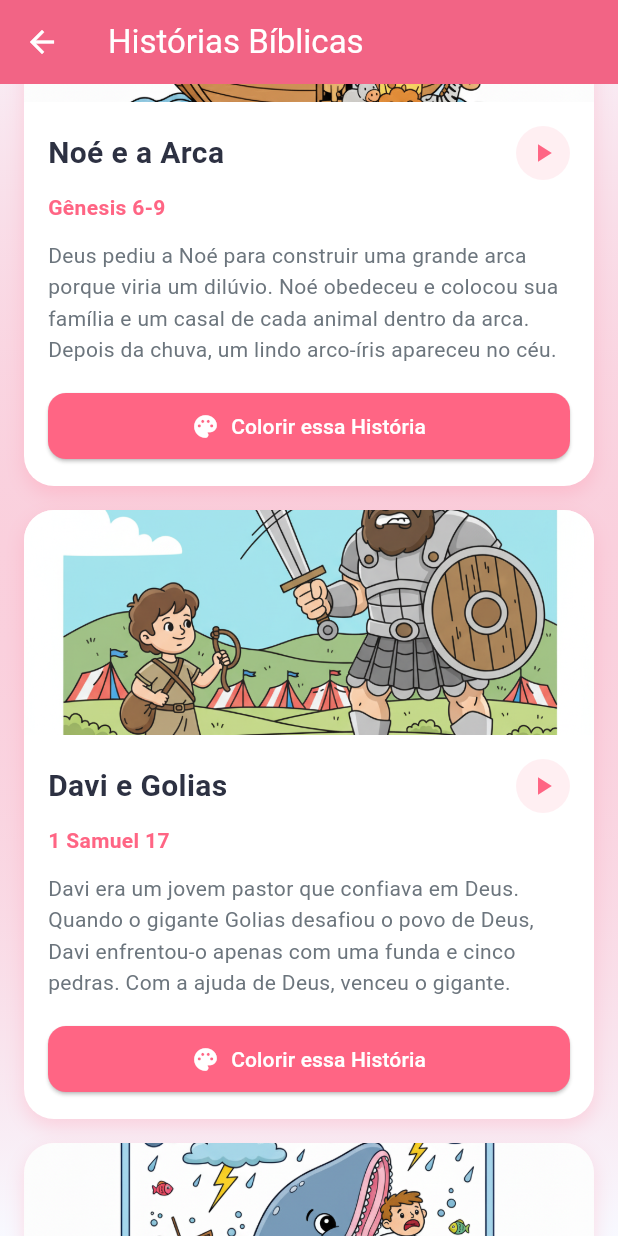
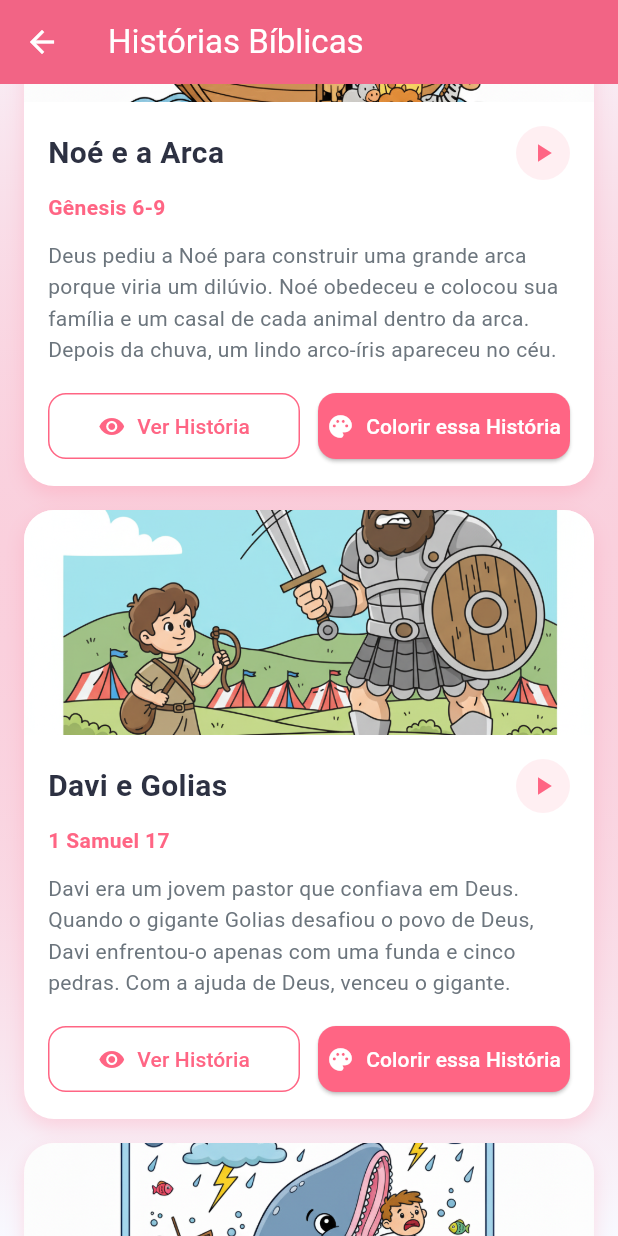
Before and after one commit to caio-si/Colorindo_Com_Deus-, a Flutter app: the StoriesScreen screen opened directly, scrolled down 576 dp, on a phone screen of 412 x 824 dp. Run offline on Flutter 3.47's test engine with Material 3 defaults, Android fonts, the phone set to English and light mode, and no system bars; our stand-ins replace audioplayers, hive, hive_flutter; missing offline and left inert: flutter_image_pixels; accounts and stored records are empty; Roboto replaces fonts that are missing (ComicNeue).

Commit message:
Adiciona novos botões de ação na tela de histórias para visualizar detalhes da história e colorir. Atualiza mapeamento de imagens com novos nomes para melhor clareza e consistência.

```diff
--- a/lib/screens/stories_screen.dart
+++ b/lib/screens/stories_screen.dart
@@ -9,6 +9,7 @@ import '../models/historia.dart';
 import '../providers/settings_provider.dart';
 import '../services/audio_service.dart';
 import 'coloring_screen.dart';
+import 'story_detail_screen.dart';
 
 class StoriesScreen extends StatelessWidget {
   const StoriesScreen({super.key});
@@ -225,9 +226,35 @@ class _StoryCardState extends State<_StoryCard> {
 
                 const SizedBox(height: 16),
 
-                // Botão colorir
-                SizedBox(
-                  width: double.infinity,
+                // Botões de ação
+                Row(
+                  children: [
+                    Expanded(
+                      child: OutlinedButton.icon(
+                        onPressed: () {
+                          Navigator.push(
+                            context,
+                            MaterialPageRoute(
+                              builder: (_) => StoryDetailScreen(historia: widget.historia),
+                            ),
+                          );
+                        },
+                        icon: const Icon(Icons.visibility),
+                        label: const Text('Ver História'),
+                        style: OutlinedButton.styleFrom(
+                          foregroundColor: AppColors.secondary,
+                          side: BorderSide(color: AppColors.secondary),
+                          padding: const EdgeInsets.symmetric(vertical: 12),
+                          shape: RoundedRectangleBorder(
+                            borderRadius: BorderRadius.circular(12),
+                          ),
+                        ),
+                      ),
+                    ),
+
+                    const SizedBox(width: 12),
+
+                    Expanded(
                       child: ElevatedButton.icon(
                         onPressed: () {
                           final desenho = DesenhosData.obterDesenhoPorId(
@@ -256,6 +283,8 @@ class _StoryCardState extends State<_StoryCard> {
                     ),
                   ],
                 ),
+              ],
+            ),
           ),
         ],
       ),
--- a/lib/utils/image_mapping.dart
+++ b/lib/utils/image_mapping.dart
@@ -4,14 +4,14 @@ class ImageMapping {
   static const Map<String, String> _drawingImages = {
     '1': 'A criação.png',
     '2': 'Arca de Noé.png',
-    '3': 'A última Ceia.png', // Para Davi e Golias (usando o que temos)
+    '3': 'Davi e Golias.png', // Para Davi e Golias (usando o que temos)
     '4': 'Jonas e o peixe.png',
     '5': 'Daniel na Cova 1.png',
     '6': 'O nascimento de Jesus.png',
     '7': 'Jesus acalma a tempestade.png',
-    '8': 'Os 10 mandamentos de Deus.png', // Para multiplicação dos pães
-    '9': 'Torre de Babel.png', // Para bom samaritano
-    '10': 'A última Ceia.png', // Para Zaqueu (usando o que temos)
+    '8': 'Multiplicador de pães.png', // Para multiplicação dos pães
+    '9': 'O Bom Samaritano.png', // Para bom samaritano
+    '10': 'Zaqueu na Arvore.png', // Para Zaqueu (usando o que temos)
   };
 
   // Mapeamento para imagens das histórias (ilustrações)
@@ -23,9 +23,9 @@ class ImageMapping {
     '5': 'Daniel na Cova colorido.png',
     '6': 'O Nascimento de Jesus colorido.png',
     '7': 'Jesus acalma a tempestade colorido.png',
-    '8': 'A última Ceia colorido.png',
-    '9': 'Os dez mandamentos colorido.png',
-    '10': 'A Torre de Babel colorida.png',
+    '8': 'Multiplicador de pães colorido.png',
+    '9': 'O Bom Samaritano colorido.png',
+    '10': 'Zaqueu na Arvore colorido.png',
   };
 
   /// Retorna o caminho da imagem do desenho para uma história
```
Also changed, not shown: lib/screens/story_detail_screen.dart (added, +280 -0 lines), assets/images/drawings/Davi e Golias.png (added), assets/images/drawings/Multiplicador de pães.png (added), assets/images/drawings/O Bom Samaritano.png (added), assets/images/drawings/Zaqueu na Arvore.png (added), assets/images/stories/Multiplicador de pães colorido.png (added), assets/images/stories/O Bom Samaritano colorido.png (added), assets/images/stories/Zaqueu na Arvore colorido.png (added), 1 other file. Lines whose indentation alone changed are shown as unchanged.
